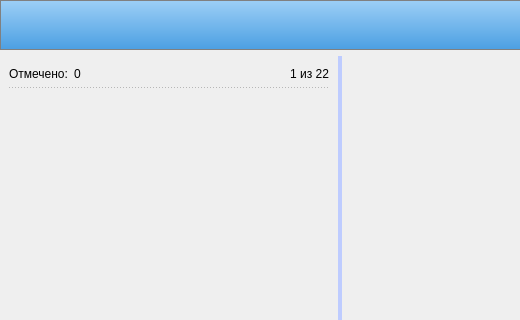
Qt form ui/mainwindow.ui (bduminiuc/imageviewver) before a commit; both pictures show x 0 to 520 and y 0 to 320 of the 1080 by 630 pixel window.
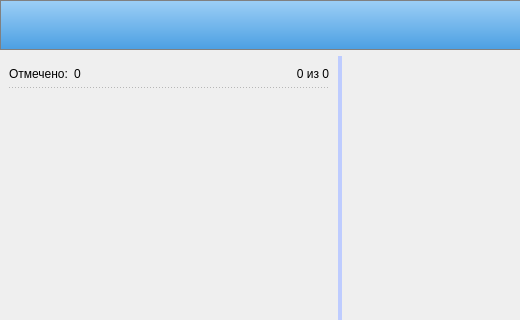
The same form after that commit. Icons and pictures are not drawn.

```diff
--- a/ui/mainwindow.ui
+++ b/ui/mainwindow.ui
@@ -233,7 +233,7 @@
         <item row="1" column="4" colspan="2">
          <widget class="QLabel" name="label">
           <property name="text">
-           <string>1 из 22</string>
+           <string>0 из 0</string>
           </property>
           <property name="alignment">
            <set>Qt::AlignRight|Qt::AlignTrailing|Qt::AlignVCenter</set>
```
Left out of the diff: 4 changed lines with no effect on the pictures.
